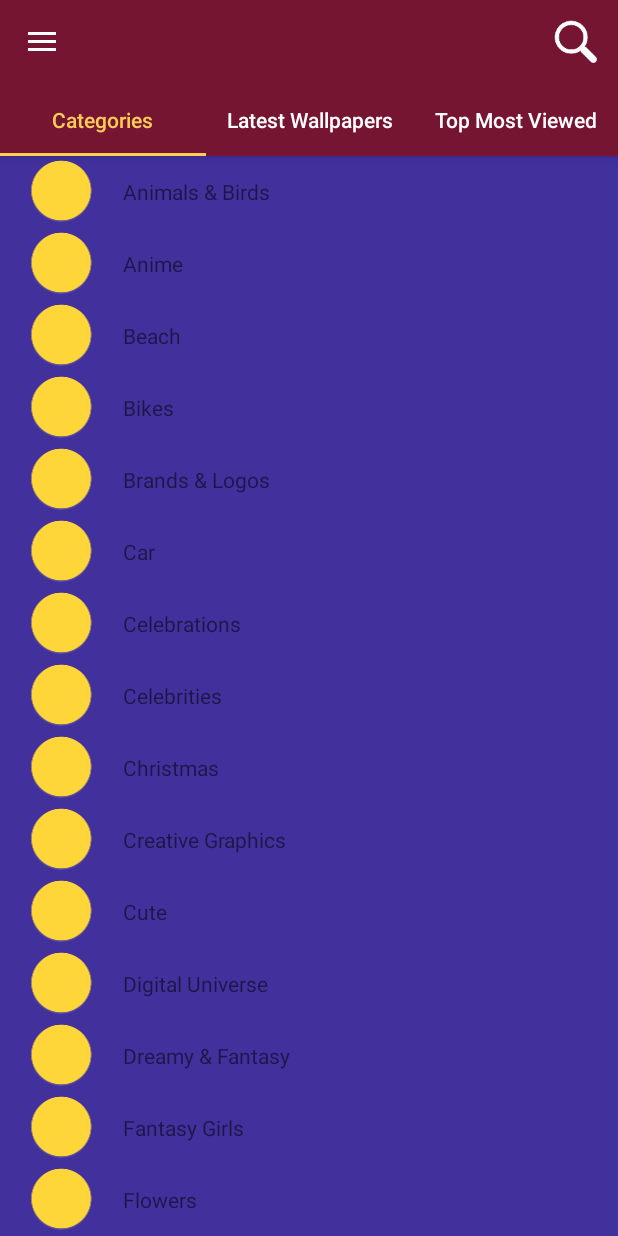
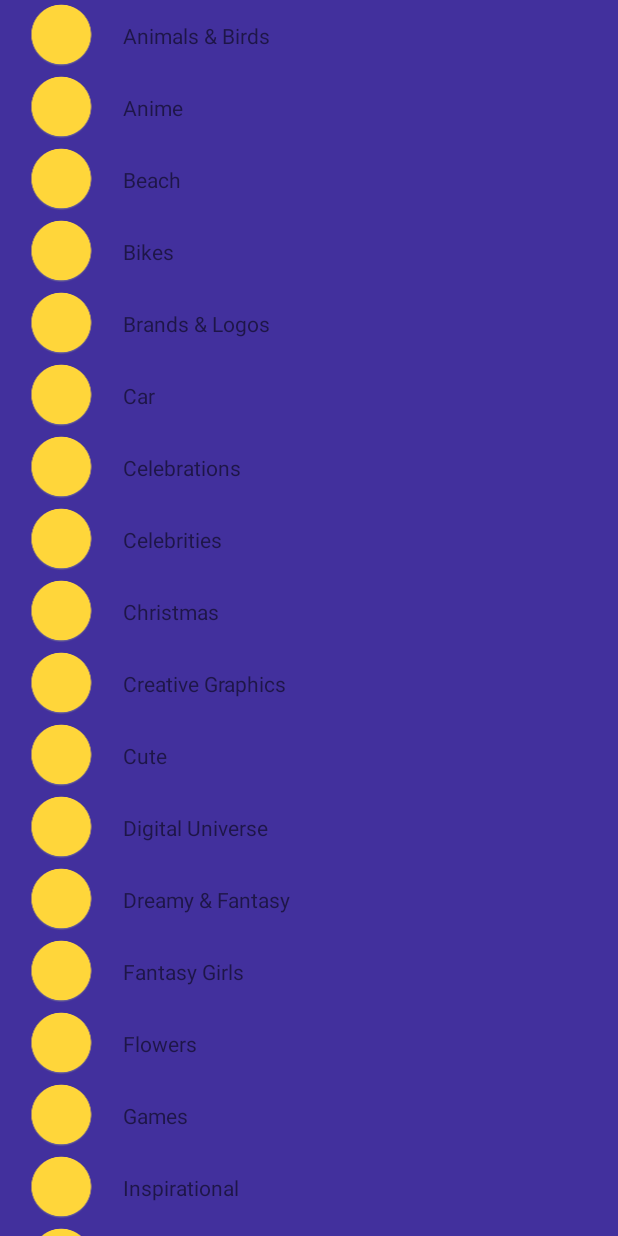
Before and after one commit to kentdzai/BeblueWallpaper, an Android app: the screen it shows after launch (MainActivity before the commit, DetailImageActivity after it), on a phone screen of 412 x 824 dp. Run offline under Robolectric (Android 15) with nearby library versions, the phone set to English and light mode, and no system bars; our stand-ins replace Picasso; pictures from the network do not load.

Commit message:
update DetailActivity

```diff
--- a/app/src/main/java/com/soft/kent/bebluewallpaper/DetailImageActivity.java
+++ b/app/src/main/java/com/soft/kent/bebluewallpaper/DetailImageActivity.java
@@ -5,6 +5,7 @@ import android.os.AsyncTask;
 import android.os.Bundle;
 import android.support.design.widget.FloatingActionButton;
 import android.support.design.widget.Snackbar;
+import android.support.v4.view.ViewPager;
 import android.support.v7.app.AppCompatActivity;
 import android.support.v7.widget.RecyclerView;
 import android.support.v7.widget.Toolbar;
@@ -17,8 +18,12 @@ import android.widget.Button;
 import android.widget.ImageView;
 import android.widget.TextView;
 
+import com.soft.kent.bebluewallpaper.adapter.AdapterViewPager;
 import com.soft.kent.bebluewallpaper.model.DetailImage;
 import com.soft.kent.bebluewallpaper.model.ImageLandScape;
+import com.soft.kent.bebluewallpaper.tabs.TabCategories;
+import com.soft.kent.bebluewallpaper.tabs.TabLatestWallpapers;
+import com.soft.kent.bebluewallpaper.tabs.TabTopMostViewed;
 
 import org.ksoap2.SoapEnvelope;
 import org.ksoap2.serialization.SoapObject;
@@ -27,7 +32,7 @@ import org.ksoap2.transport.HttpTransportSE;
 
 import java.util.List;
 
-public class DetailImageActivity extends AppCompatActivity implements View.OnClickListener {
+public class DetailImageActivity extends AppCompatActivity implements View.OnClickListener, ViewPager.OnPageChangeListener {
     Toolbar toolbar;
     ImageView ivDetail;
     FloatingActionButton fabFavorite;
@@ -49,35 +54,50 @@ public class DetailImageActivity extends AppCompatActivity implements View.OnCli
     @Override
     protected void onCreate(Bundle savedInstanceState) {
         super.onCreate(savedInstanceState);
-        setContentView(R.layout.activity_detail_image);
+        setContentView(R.layout.activity_all_image);
         init();
-        new AsyncGetAllCategory().execute();
-
+//        new AsyncGetAllCategory().execute();
 //        Picasso.with(this).load(listDetailImage.get(0).getImageDisplay()).into(ivDetail);
     }
 
+    ViewPager viewPager;
+
     private void init() {
-        link = getIntent().getStringExtra("linkDetail");
-        toolbar = (Toolbar) findViewById(R.id.toolbar1);
-        setSupportActionBar(toolbar);
+//        link = getIntent().getStringExtra("linkDetail");
+
+//        toolbar = (Toolbar) findViewById(R.id.toolbar1);
+//        setSupportActionBar(toolbar);
 //        getSupportActionBar().setDisplayHomeAsUpEnabled(true);
 //        getSupportActionBar().setDisplayShowHomeEnabled(true);
+//        toolbar.setNavigationIcon(R.mipmap.ic_backarrow);
+//        toolbar.setOverflowIcon(getResources().getDrawable(R.mipmap.ic_menu2));
 
-        toolbar.setNavigationIcon(R.mipmap.ic_backarrow);
-        toolbar.setOverflowIcon(getResources().getDrawable(R.mipmap.ic_menu2));
-        ivDetail = (ImageView) findViewById(R.id.ivDetail);
-        fabFavorite = (FloatingActionButton) findViewById(R.id.fabFavorite);
-        tvTitleDetailImage = (TextView) findViewById(R.id.tvTitleDetailImage);
-        tvCountViewDetailImage = (TextView) findViewById(R.id.tvCountViewDetailImage);
-        btnDownloadImage = (Button) findViewById(R.id.btnDownloadImage);
-        btnSetWallpaper = (Button) findViewById(R.id.btnSetWallpaper);
-        tvAuthorName = (TextView) findViewById(R.id.tvAuthorName);
+        viewPager = (ViewPager) findViewById(R.id.vPAllImage);
+        setViewPager(viewPager);
+
+//        ivDetail = (ImageView) findViewById(R.id.ivDetail);
+//        fabFavorite = (FloatingActionButton) findViewById(R.id.fabFavorite);
+//        tvTitleDetailImage = (TextView) findViewById(R.id.tvTitleDetailImage);
+//        tvCountViewDetailImage = (TextView) findViewById(R.id.tvCountViewDetailImage);
+//        btnDownloadImage = (Button) findViewById(R.id.btnDownloadImage);
+//        btnSetWallpaper = (Button) findViewById(R.id.btnSetWallpaper);
+//        tvAuthorName = (TextView) findViewById(R.id.tvAuthorName);
 //        rcRelatesDetailImage = (RecyclerView) findViewById(R.id.rcRelatesDetailImage);
 
-        fabFavorite.setOnClickListener(this);
-        btnDownloadImage.setOnClickListener(this);
-        btnSetWallpaper.setOnClickListener(this);
+//        fabFavorite.setOnClickListener(this);
+//        btnDownloadImage.setOnClickListener(this);
+//        btnSetWallpaper.setOnClickListener(this);
     }
+
+    public void setViewPager(ViewPager viewPager) {
+        AdapterViewPager adapter = new AdapterViewPager(getSupportFragmentManager());
+        adapter.addTab(new TabCategories(), "Categories");
+        adapter.addTab(new TabLatestWallpapers(), "Latest Wallpapers");
+        adapter.addTab(new TabTopMostViewed(), "Top Most Viewed");
+        viewPager.setAdapter(adapter);
+        viewPager.setOnPageChangeListener(this);
+    }
+
 
     @Override
     public boolean onCreateOptionsMenu(Menu menu) {
@@ -102,8 +122,23 @@ public class DetailImageActivity extends AppCompatActivity implements View.OnCli
     }
 
     public void thongBao(String msg, View v) {
-        Snackbar.make(  v, msg, Snackbar.LENGTH_LONG)
+        Snackbar.make(v, msg, Snackbar.LENGTH_LONG)
                 .setAction("Action", null).show();
+    }
+
+    @Override
+    public void onPageScrolled(int position, float positionOffset, int positionOffsetPixels) {
+
+    }
+
+    @Override
+    public void onPageSelected(int position) {
+
+    }
+
+    @Override
+    public void onPageScrollStateChanged(int state) {
+
     }
 
     private class AsyncGetAllCategory extends AsyncTask<String, Void, Void> {
@@ -138,7 +173,7 @@ public class DetailImageActivity extends AppCompatActivity implements View.OnCli
 
     public void getFahrenheit() {
         SoapObject request = new SoapObject(NAMESPACE, METHOD_NAME);
-        request.addProperty("sUrl",link);
+        request.addProperty("sUrl", link);
 //        Log.e("request", request.toString());
         SoapSerializationEnvelope envelope = new SoapSerializationEnvelope(
                 SoapEnvelope.VER11);
@@ -150,18 +185,18 @@ public class DetailImageActivity extends AppCompatActivity implements View.OnCli
             //Invole web service
             androidHttpTransport.call(SOAP_ACTION, envelope);
             SoapObject response = (SoapObject) envelope.bodyIn;
-            Log.e("getLinkImaglResponse",response.toString());
-            SoapObject  getLinkImageLandscapeResult= (SoapObject) response.getProperty("getLinkImageLandscapeDetailResult");
+            Log.e("getLinkImaglResponse", response.toString());
+            SoapObject getLinkImageLandscapeResult = (SoapObject) response.getProperty("getLinkImageLandscapeDetailResult");
 
-            for (int i=0;i<getLinkImageLandscapeResult.getPropertyCount();i++){
-                SoapObject soapObject = (SoapObject)getLinkImageLandscapeResult.getProperty(i);
-                Log.e("a "+i,soapObject.toString());
+            for (int i = 0; i < getLinkImageLandscapeResult.getPropertyCount(); i++) {
+                SoapObject soapObject = (SoapObject) getLinkImageLandscapeResult.getProperty(i);
+                Log.e("a " + i, soapObject.toString());
                 DetailImage detailImage = new DetailImage();
                 detailImage.setImageDisplay(soapObject.getProperty("ImageDisplay").toString());
-                SoapObject  getDownloadLinks= (SoapObject) response.getProperty("ImageLandScape");
+                SoapObject getDownloadLinks = (SoapObject) response.getProperty("ImageLandScape");
 
                 for (int n = 0; n < getDownloadLinks.getPropertyCount(); n++) {
-                    SoapObject soapObject1 = (SoapObject)getDownloadLinks.getProperty(i);
+                    SoapObject soapObject1 = (SoapObject) getDownloadLinks.getProperty(i);
                     ImageLandScape imageLandScape = new ImageLandScape();
                     imageLandScape.setImageResolution(soapObject1.getProperty("ImageResolution").toString());
                     imageLandScape.setLinkDown(soapObject1.getProperty("LinkDown").toString());
@@ -172,7 +207,6 @@ public class DetailImageActivity extends AppCompatActivity implements View.OnCli
                 listDetailImage.add(detailImage);
 
             }
-
 
 
         } catch (Exception e) {
--- a/app/src/main/java/com/soft/kent/bebluewallpaper/MainActivity.java
+++ b/app/src/main/java/com/soft/kent/bebluewallpaper/MainActivity.java
@@ -15,6 +15,7 @@ import android.support.v7.widget.Toolbar;
 import android.view.Menu;
 import android.view.MenuItem;
 
+import com.soft.kent.bebluewallpaper.adapter.AdapterViewPager;
 import com.soft.kent.bebluewallpaper.tabs.TabCategories;
 import com.soft.kent.bebluewallpaper.tabs.TabLatestWallpapers;
 import com.soft.kent.bebluewallpaper.tabs.TabTopMostViewed;
@@ -55,7 +56,7 @@ public class MainActivity extends AppCompatActivity
     }
 
     public void setViewPager(ViewPager viewPager) {
-        AdapterActivity adapter = new AdapterActivity(getSupportFragmentManager());
+        AdapterViewPager adapter = new AdapterViewPager(getSupportFragmentManager());
         adapter.addTab(new TabCategories(), "Categories");
         adapter.addTab(new TabLatestWallpapers(), "Latest Wallpapers");
         adapter.addTab(new TabTopMostViewed(), "Top Most Viewed");
@@ -78,36 +79,6 @@ public class MainActivity extends AppCompatActivity
 
     }
 
-    class AdapterActivity extends FragmentPagerAdapter {
-        ArrayList<Fragment> arrF = new ArrayList<>();
-        ArrayList<String> arrT = new ArrayList<>();
-
-        public AdapterActivity(FragmentManager fm) {
-            super(fm);
-        }
-
-
-        @Override
-        public Fragment getItem(int position) {
-            return arrF.get(position);
-        }
-
-        @Override
-        public int getCount() {
-            return arrF.size();
-        }
-
-        public void addTab(Fragment fragment, String title) {
-            arrF.add(fragment);
-            arrT.add(title);
-        }
-
-        @Override
-        public CharSequence getPageTitle(int position) {
-            return arrT.get(position);
-
-        }
-    }
 
     @Override
     public void onBackPressed() {
--- /dev/null
+++ b/app/src/main/java/com/soft/kent/bebluewallpaper/adapter/AdapterViewPager.java
@@ -0,0 +1,42 @@
+package com.soft.kent.bebluewallpaper.adapter;
+
+import android.support.v4.app.Fragment;
+import android.support.v4.app.FragmentManager;
+import android.support.v4.app.FragmentPagerAdapter;
+
+import java.util.ArrayList;
+
+/**
+ * Created by kentd on 20/05/2016.
+ */
+public class AdapterViewPager extends FragmentPagerAdapter {
+
+    ArrayList<Fragment> arrF = new ArrayList<>();
+    ArrayList<String> arrT = new ArrayList<>();
+
+    public AdapterViewPager(FragmentManager fm) {
+        super(fm);
+    }
+
+
+    @Override
+    public Fragment getItem(int position) {
+        return arrF.get(position);
+    }
+
+    @Override
+    public int getCount() {
+        return arrF.size();
+    }
+
+    public void addTab(Fragment fragment, String title) {
+        arrF.add(fragment);
+        arrT.add(title);
+    }
+
+    @Override
+    public CharSequence getPageTitle(int position) {
+        return arrT.get(position);
+
+    }
+}
--- /dev/null
+++ b/app/src/main/res/layout/activity_all_image.xml
@@ -0,0 +1,25 @@
+<?xml version="1.0" encoding="utf-8"?>
+<android.support.design.widget.CoordinatorLayout xmlns:android="http://schemas.android.com/apk/res/android"
+    xmlns:app="http://schemas.android.com/apk/res-auto"
+    android:layout_width="match_parent"
+    android:layout_height="match_parent"
+    android:background="#ffffff">
+
+    <FrameLayout
+        android:layout_width="match_parent"
+        android:layout_height="match_parent"
+        android:orientation="vertical">
+
+        <android.support.v4.view.ViewPager
+            android:id="@+id/vPAllImage"
+            android:layout_width="match_parent"
+            android:layout_height="match_parent" />
+
+        <android.support.v7.widget.Toolbar
+            android:id="@+id/toolbar1"
+            android:layout_width="match_parent"
+            android:layout_height="wrap_content"
+            android:background="@android:color/transparent" />
+    </FrameLayout>
+
+</android.support.design.widget.CoordinatorLayout>
```
Also changed, not shown: app/src/main/AndroidManifest.xml (+6 -4 lines).
